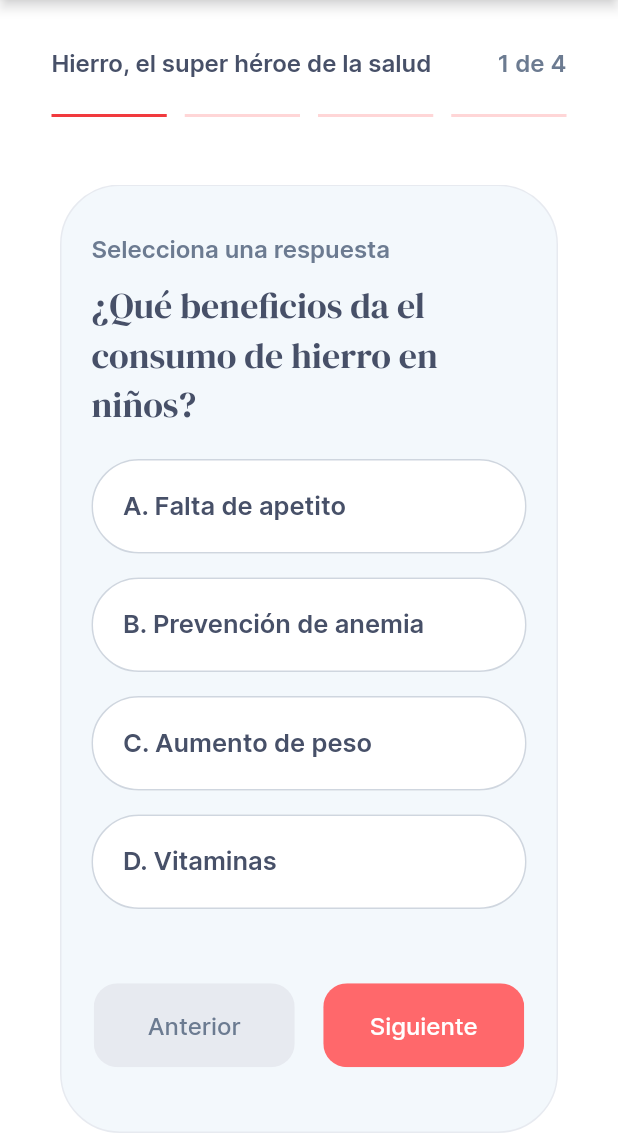
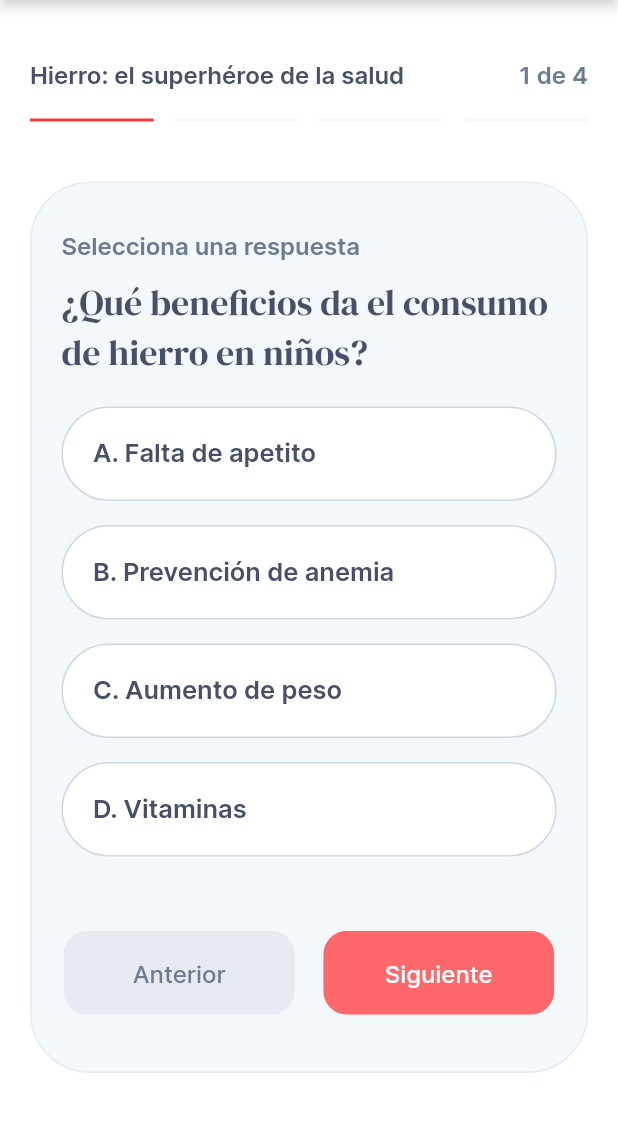
Before and after one commit to axelyerit31/iron_kids, a Flutter app: the QuizzesScreen screen opened by its route, on a phone screen of 412 x 824 dp, the part 103-1236 px from its top. Run offline on Flutter 3.47's test engine with Material 2 defaults, Android fonts, the phone set to English and light mode, and no system bars; network calls fail.

Commit message:
Quizzes terminado

```diff
--- a/lib/main.dart
+++ b/lib/main.dart
@@ -1,6 +1,6 @@
 import 'package:flutter/material.dart';
 import 'package:iron_kids/nav_bar_routes.dart';
-import 'package:iron_kids/routeGenerator.dart';
+import 'package:iron_kids/route_generator.dart';
 import 'package:iron_kids/styles/app_theme.dart';
 
 
--- a/lib/routeGenerator.dart
+++ b/lib/route_generator.dart
@@ -8,7 +8,6 @@ import 'package:iron_kids/screens/quizzes_screen.dart';
 
 class RouteGenerator {
   static Route<dynamic> generateRoute(RouteSettings settings) {
-    final dynamic args = settings.arguments;
     //print(args);
     switch (settings.name) {
       case '/login':
--- a/lib/screens/quizzes_screen.dart
+++ b/lib/screens/quizzes_screen.dart
@@ -14,6 +14,8 @@ List<List<bool>> optionsValues = [
 ];
 
 PageController _pageController = PageController(initialPage: 0, keepPage: false);
+
+int pageIndex = 0;
 
 class QuizzesScreen extends StatefulWidget {
   const QuizzesScreen({super.key});
@@ -63,9 +65,51 @@ class _QuizzesScreenState extends State<QuizzesScreen> {
       ),
       body: Column(
         children: [
-          AppTheme.spacingWidget8,
-          const CardProgress(),
+          AppTheme.spacingWidget6,
+
+          // Indicador de avance
+          ScreenApp(
+            child: Column(
+              crossAxisAlignment: CrossAxisAlignment.stretch,
+              children: [
+                Row(
+                  mainAxisAlignment: MainAxisAlignment.spaceBetween,
+                  children: [
+                    Text(
+                      'Hierro: el superhéroe de la salud',
+                      style: textTheme.bodyMediumSemiBold,
+                    ),
+                    Text(
+                      pageIndex < optionsValues.length ? '${pageIndex + 1} de ${optionsValues.length}' : "Finalizado",
+                      style: textTheme.bodyMediumSemiBold.copyWith(
+                        color: AppTheme.gray600,
+                      ),
+                    ),
+                  ],
+                ),
+                AppTheme.spacingWidget6,
+
+                // Indicadores de avance
+                Row(
+                  mainAxisAlignment: MainAxisAlignment.spaceBetween,
+                  children: [
+                    for (int i = 0; i < optionsValues.length; i++)
+                      Container(
+                        width: screenW * 1/5,
+                        height: 2,
+                        decoration: BoxDecoration(
+                          color: i <= pageIndex ? AppTheme.primary600 : AppTheme.gray100,
+                        ),
+                      ),
+                  ],
+                ),
+              ],
+            )
+          ),
+
           AppTheme.spacingWidget9,
+
+          // Card con preguntas
           Expanded(
             child: FutureBuilder<List<Quizz>>(
               future: QuizzService.getQuizz(),
@@ -74,20 +118,83 @@ class _QuizzesScreenState extends State<QuizzesScreen> {
                   final questions = snapshot.data;
                   questionsG = questions;
                   return PageView(
+                    onPageChanged: (value) {
+                      setState(() {
+                        pageIndex = value;
+                      });
+                    },
                     controller: _pageController,
                     physics: const BouncingScrollPhysics(),
                     scrollDirection: Axis.horizontal,
                     pageSnapping: true,
                     children: [
-                      for (int i = 0; i < questions!.length; i++)
-                        Padding(
+                      for (int i = 0; i < questions!.length + 1; i++)
+                        i < questions.length
+                        ? Padding(
                             padding:
-                            const EdgeInsets.symmetric(horizontal: AppTheme.spacing9),
+                              const EdgeInsets.symmetric(horizontal: AppTheme.spacing6),
                             child: _questionCard(
                               index: i,
                               question: questions[i].question,
                               options: questions[i].options,
                               listSelected: optionsValues[i]
+                            ),
+                          )
+                        : Padding(
+                          padding: const EdgeInsets.symmetric(horizontal: AppTheme.spacing6),
+                          child: Container(
+                              padding: const EdgeInsets.symmetric(
+                                horizontal: AppTheme.spacing6,
+                                vertical: AppTheme.spacing8
+                              ),
+                              decoration: BoxDecoration(
+                                color: AppTheme.gray100,
+                                border: Border.all(
+                                  color: AppTheme.gray200,
+                                  width: 1.0,
+                                ),
+                                borderRadius: AppTheme.borderRadiusXL,
+                              ),
+                              child: Column(
+                                crossAxisAlignment: CrossAxisAlignment.stretch,
+                                children: [
+
+                                  Text(
+                                    "Felicidades, respondiste todo correctamente",
+                                    style: textTheme.headlineMedium,
+                                  ),
+
+                                  AppTheme.spacingWidget2,
+
+                                  Text(
+                                    "Obtuviste 20 puntos.",
+                                    style: textTheme.bodyMediumSemiBold.copyWith(color: AppTheme.gray600),
+                                  ),
+
+                                  AppTheme.spacingWidget2,
+
+                                  Expanded(
+                                    child: Container(
+                                      decoration: const BoxDecoration(
+                                        image: DecorationImage(image: NetworkImage("https://firebasestorage.googleapis.com/v0/b/iron-kids-app.appspot.com/o/Ilustraciones%2Fself_confidence.png?alt=media&token=f85a584d-a25f-4751-8152-ba0cf635aa23"))
+                                        )
+                                    )
+                                  ),
+
+                                  AppTheme.spacingWidget4,
+
+                                  ButtonPrimary(
+                                    "Ir a Perfil",
+                                    size: 2,
+                                    onPressed: () {
+                                      _pageController.jumpToPage(0);
+                                      Navigator.pop(context);
+                                      selectedIndexGlobal.value = indexPerfilMadreScreen;
+                                    },
+                                  )
+
+                                ],
+                              ),
                             ),
                         )
                     ],
@@ -99,14 +206,14 @@ class _QuizzesScreenState extends State<QuizzesScreen> {
               },
             ),
           ),
+          AppTheme.spacingWidget9,
         ],
       ),
     );
   }
 
-  Widget _questionCard({required int index, required List<bool> listSelected, required String question, required List<dynamic> options}) {return Container(
-      // AQUI LE PUSE EL ANCHO ESPECIFICO
-      width: screenW * 6 / 7,
+  Widget _questionCard({required int index, required List<bool> listSelected, required String question, required List<dynamic> options}) {
+    return Container(
       padding: const EdgeInsets.symmetric(
         horizontal: AppTheme.spacing6,
         vertical: AppTheme.spacing8
@@ -152,7 +259,7 @@ class _QuizzesScreenState extends State<QuizzesScreen> {
                     size: 2,
                     onPressed: () {
                       _pageController.animateToPage(
-                        (_pageController.page?.round() ?? 0) - 1,
+                        pageIndex - 1,
                         duration: const Duration(milliseconds: 300),
                         curve: Curves.easeInOutCubic
                       );
@@ -163,11 +270,11 @@ class _QuizzesScreenState extends State<QuizzesScreen> {
                 Expanded(
                   flex: 5,
                   child: ButtonPrimary(
-                    'Siguiente',
+                    pageIndex < optionsValues.length -1 ? 'Siguiente' : 'Finalizar',
                     size: 2,
                     onPressed: () {
                       _pageController.animateToPage(
-                        (_pageController.page?.round() ?? 0) + 1,
+                        pageIndex + 1,
                         duration: const Duration(milliseconds: 300),
                         curve: Curves.easeInOutCubic
                       );
@@ -220,194 +327,3 @@ class _QuizzesScreenState extends State<QuizzesScreen> {
     );
   }
 }
-
-//Contenedor del progreso de las preguntas
-class CardProgress extends StatelessWidget {
-  const CardProgress({super.key});
-
-  @override
-  Widget build(BuildContext context) {
-    return Container(
-        alignment: Alignment.centerLeft,
-        width: screenW * 5 / 6,
-        child: Column(
-          crossAxisAlignment: CrossAxisAlignment.stretch,
-          children: [
-            Row(
-              mainAxisAlignment: MainAxisAlignment.spaceBetween,
-              children: [
-                Text(
-                  'Hierro, el super héroe de la salud',
-                  style: textTheme.bodyMediumSemiBold,
-                ),
-                Text(
-                  '1 de 4',
-                  style: textTheme.bodyMediumSemiBold.copyWith(
-                    color: AppTheme.gray600,
-                  ),
-                ),
-              ],
-            ),
-            AppTheme.spacingWidget6,
-            //esto lo puse asi por mientras xd, solo para ver como se ve T_T
-            SizedBox(
-              width: double.infinity,
-              child: Flex(
-                direction: Axis.horizontal,
-                mainAxisAlignment: MainAxisAlignment.spaceBetween,
-                children: [
-                  Expanded(
-                    flex: 1,
-                    child: Container(
-                      height: 2,
-                      decoration: BoxDecoration(
-                        color: AppTheme.primary600,
-                      ),
-                    ),
-                  ),
-                  AppTheme.spacingWidget4,
-                  Expanded(
-                    flex: 1,
-                    child: Container(
-                      height: 2,
-                      decoration: BoxDecoration(
-                        color: AppTheme.primary100,
-                      ),
-                    ),
-                  ),
-                  AppTheme.spacingWidget4,
-                  Expanded(
-                    flex: 1,
-                    child: Container(
-                      height: 2,
-                      decoration: BoxDecoration(
-                        color: AppTheme.primary100,
-                      ),
-                    ),
-                  ),
-                  AppTheme.spacingWidget4,
-                  Expanded(
-                    flex: 1,
-                    child: Container(
-                      height: 2,
-                      decoration: BoxDecoration(
-                        color: AppTheme.primary100,
-                      ),
-                    ),
-                  ),
-                ],
-              ),
-            ),
-          ],
-        ));
-  }
-} //Tarjetas de las preguntas
-
-class QuestionCard extends StatelessWidget {
-  final String question;
-  final List<dynamic> options;
-
-  const QuestionCard({
-    super.key,
-    required this.question,
-    required this.options,
-  });
-
-  @override
-  Widget build(BuildContext context) {
-    return Container(
-      // AQUI LE PUSE EL ANCHO ESPECIFICO
-      width: screenW * 6 / 7,
-      padding: const EdgeInsets.symmetric(
-        horizontal: AppTheme.spacing6,
-        vertical: AppTheme.spacing8
-      ),
-      decoration: BoxDecoration(
-        color: AppTheme.gray100,
-        border: Border.all(
-          color: AppTheme.gray200,
-          width: 1.0,
-        ),
-        borderRadius: AppTheme.borderRadiusXL,
-      ),
-      child: Column(
-        crossAxisAlignment: CrossAxisAlignment.stretch,
-        children: [
-          Text(
-            "Selecciona una respuesta",
-            style: textTheme.bodyMediumSemiBold.copyWith(color: AppTheme.gray600),
-          ),
-          AppTheme.spacingWidget4,
-          Text(
-            question,
-            style: textTheme.headlineSmall,
-          ),
-          AppTheme.spacingWidget6,
-          for (final option in options) Option(optionText: option),
-          AppTheme.spacingWidget8,
-          SizedBox(
-            width: 200,
-            child: Row(
-              mainAxisAlignment: MainAxisAlignment.spaceBetween,
-              children: [
-                const Expanded(
-                  flex: 5,
-                  child: ButtonSecondary(
-                    'Anterior',
-                    size: 2,
-                  ),
-                ),
-                AppTheme.spacingWidget5,
-                const Expanded(
-                  flex: 5,
-                  child: ButtonPrimary(
-                    'Siguiente',
-                    size: 2,
-                  ),
-                )
-              ],
-            ),
-          ),
-        ],
-      ),
-    );
-  }
-}
-
-class Option extends StatelessWidget {
-  final String optionText;
-  const Option({
-    super.key,
-    required this.optionText,
-  });
-
-  @override
-  Widget build(BuildContext context) {
-    return Material(
-      borderRadius: AppTheme.borderRadiusXL,
-      color: AppTheme.white,
-      child: InkWell(
-        borderRadius: AppTheme.borderRadiusXL,
-        onTap: () {},
-        child: Container(
-          alignment: Alignment.centerLeft,
-          padding: const EdgeInsets.symmetric(
-            horizontal: AppTheme.spacing6,
-            vertical: AppTheme.spacing6
-          ),
-          decoration: BoxDecoration(
-            border: Border.all(
-              color: AppTheme.gray300,
-              width: 1.0,
-            ),
-            borderRadius: AppTheme.borderRadiusXL,
-          ),
-          child: Text(
-            optionText,
-            style: textTheme.titleSmall?.copyWith(color: AppTheme.gray700),
-          ),
-        ),
-      ),
-    );
-  }
-}
--- a/lib/styles/app_theme.dart
+++ b/lib/styles/app_theme.dart
@@ -33,6 +33,7 @@ const MaterialColor myPrimarySwatch = MaterialColor(
 );
 
 // TextTheme con los estilos Material3 modificados, y estilos propios añadidos
+// ignore: must_be_immutable
 class MyTextTheme extends TextTheme {
   MyTextTheme({
     TextStyle? headlineLarge,
--- a/lib/styles/widgets/publicaciones_widgets.dart
+++ b/lib/styles/widgets/publicaciones_widgets.dart
@@ -4,8 +4,6 @@ import 'package:iron_kids/main.dart';
 import 'package:iron_kids/screens/quizzes_screen.dart';
 import 'package:iron_kids/styles/app_theme.dart';
 import 'package:iron_kids/styles/widgets/buttons.dart';
-
-final PageController _pageController = PageController();
 
 TextStyle styleBodyPublicaciones = textTheme.bodyMedium!.copyWith(height: 1.35);
 
```
Also changed, not shown: lib/models/filtros.dart (+3 -5 lines), lib/screens/login_screen.dart (+7 -6 lines). Lines whose indentation alone changed are shown as unchanged.
